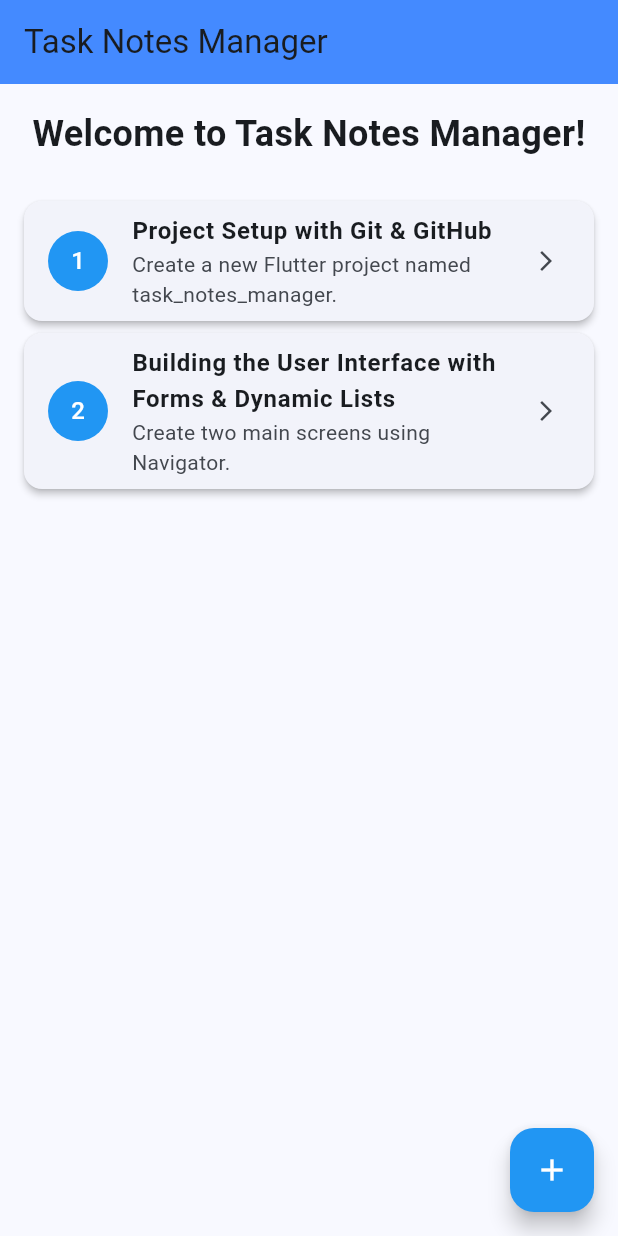
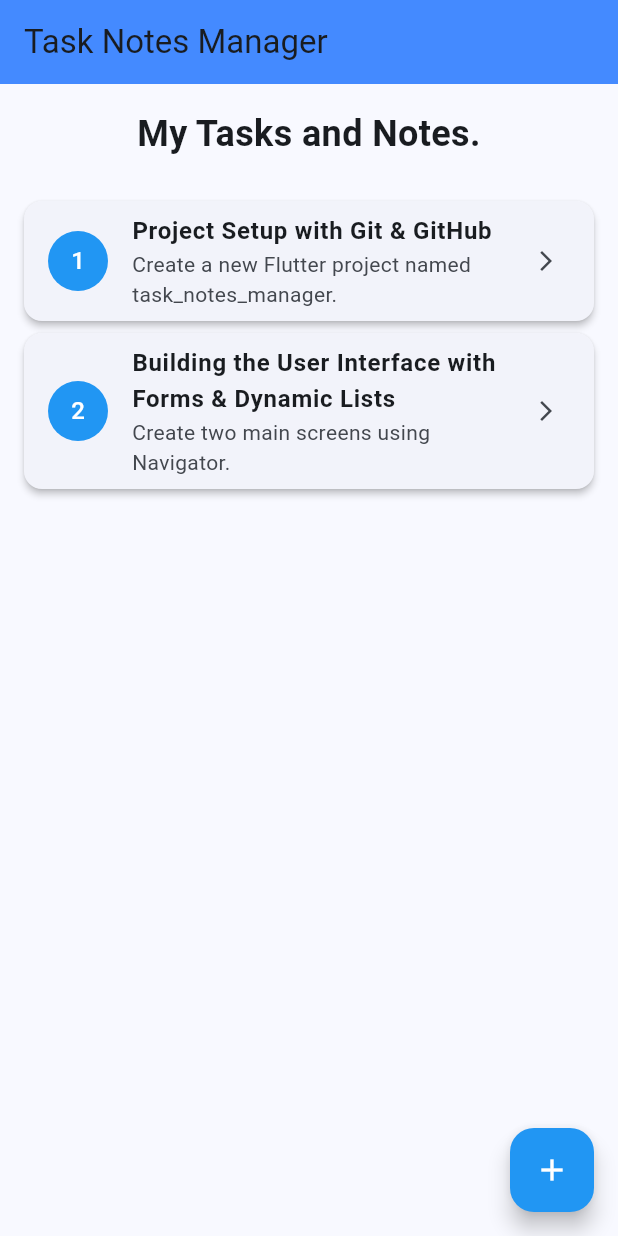
Before and after one commit to garsonj/flutter-task-notes-app, a Flutter app: the screen it shows after launch, on a phone screen of 412 x 824 dp. Run offline on Flutter 3.47's test engine with Material 3 defaults, Android fonts, the phone set to English and light mode, and no system bars.

Commit message:
final changes

```diff
--- a/lib/screens/home_screen.dart
+++ b/lib/screens/home_screen.dart
@@ -38,7 +38,7 @@ class _HomeScreenState extends State<HomeScreen> {
             width: double.infinity,
             padding: const EdgeInsets.all(16.0),
             child: const Text(
-              'Welcome to Task Notes Manager!',
+              'My Tasks and Notes.',
               style: TextStyle(fontSize: 24.0, fontWeight: FontWeight.bold),
               textAlign: TextAlign.center,
             ),
```
